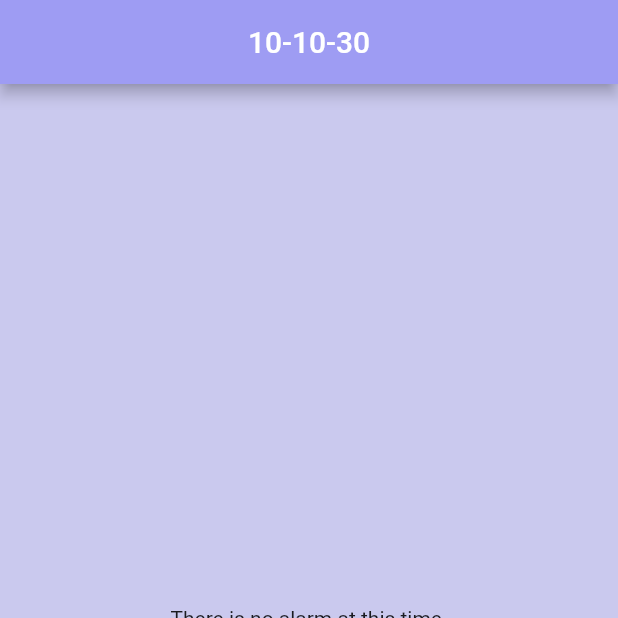
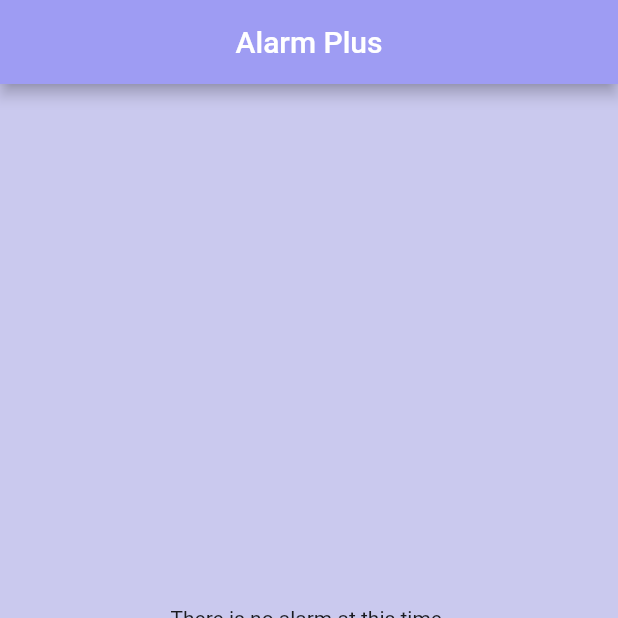
Before and after one commit to WachirananNot/AlarmPlus, a Flutter app: the screen it shows after launch, on a phone screen of 412 x 824 dp, the top half of it. Run offline on Flutter 3.47's test engine with Material 2 defaults, Android fonts, the light colour scheme and no system bars; our stand-ins replace awesome_notifications, lite_rolling_switch.

Commit message:
change app bar

```diff
--- a/lib/alarm_page.dart
+++ b/lib/alarm_page.dart
@@ -20,7 +20,6 @@ class _AlarmPageState extends State<AlarmPage> {
   String minute = "00";
   String currentTime = "";
 
-
   @override
   Widget build(BuildContext context) {
     void onHourChange(int value) {
@@ -35,12 +34,7 @@ class _AlarmPageState extends State<AlarmPage> {
       setState(() {});
     }
 
-
-
     // create notification on that time
-
-
-
 
     DateTime now = DateTime.now();
 
@@ -50,8 +44,8 @@ class _AlarmPageState extends State<AlarmPage> {
           backgroundColor: alarmService.subColor,
           appBar: AppBar(
               title: Center(
-            child: Text("${now.day}-${now.hour}-${now.minute}",
-                style: const TextStyle(color: Colors.white)),
+            child:
+                Text("Alarm Plus", style: const TextStyle(color: Colors.white)),
           )),
           body: Center(
             child: alarmService.alarmItem.isEmpty
@@ -126,7 +120,8 @@ class _AlarmPageState extends State<AlarmPage> {
                                         int time =
                                             alarmService.alarmItem[index]![2];
                                         if (alarmService.alarmItem[index]![1]) {
-                                          alarmService.triggerNotification(time);
+                                          alarmService
+                                              .triggerNotification(time);
                                         } else {
                                           alarmService.cancelNotification(time);
                                         }
@@ -210,7 +205,8 @@ class _AlarmPageState extends State<AlarmPage> {
                             TextButton(
                                 onPressed: (() {
                                   now = DateTime.now();
-                                  alarmService.triggerNotification(int.parse(hour + minute));
+                                  alarmService.triggerNotification(
+                                      int.parse(hour + minute));
                                   Navigator.pop(context);
                                   alarmService.setAlarm([
                                     "${hour}:${minute}",
--- a/lib/alarm_service.dart
+++ b/lib/alarm_service.dart
@@ -48,7 +48,7 @@ class AlarmService extends ChangeNotifier {
           channelKey: 'scheduled',
           customSound: "asset://sound/alarm-clock-short-6402.mp3",
           locked: true,
-          title: 'Test Notification of $index',
+          title: 'Wake Up!',
           body: 'Test',
           wakeUpScreen: true,
           notificationLayout: NotificationLayout.BigPicture,
@@ -72,8 +72,6 @@ class AlarmService extends ChangeNotifier {
               autoDismissible: true,
               actionType: ActionType.DisabledAction,
               isDangerousOption: true),
-
-
         ]);
   }
 
```
